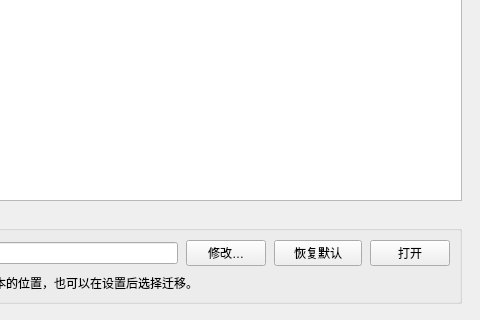
First picture: the form in chromemultiopenform.ui, repository BlueGhostJ/BG_Assistant, before the edit; both pictures show x 420 to 900 and y 280 to 600 of the 900 by 600 pixel window.
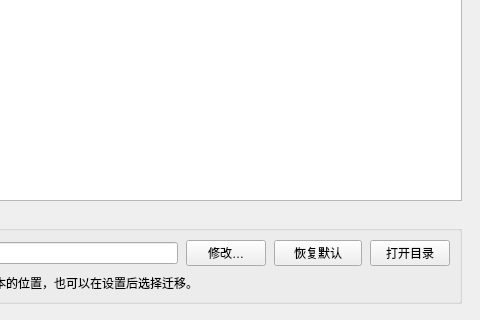
Second picture: the form after the edit.

Commit message:
chore(chrome): 数据位置右侧「打开」改成「打开目录」
按钮宽度从 64 调到 76，四字文案不被挤。开发板

```diff
--- a/chromemultiopenform.ui
+++ b/chromemultiopenform.ui
@@ -249,12 +249,12 @@
        <widget class="QPushButton" name="openRootButton">
         <property name="minimumSize">
          <size>
-          <width>64</width>
+          <width>76</width>
           <height>26</height>
          </size>
         </property>
         <property name="text">
-         <string>打开</string>
+         <string>打开目录</string>
         </property>
        </widget>
       </item>
```
